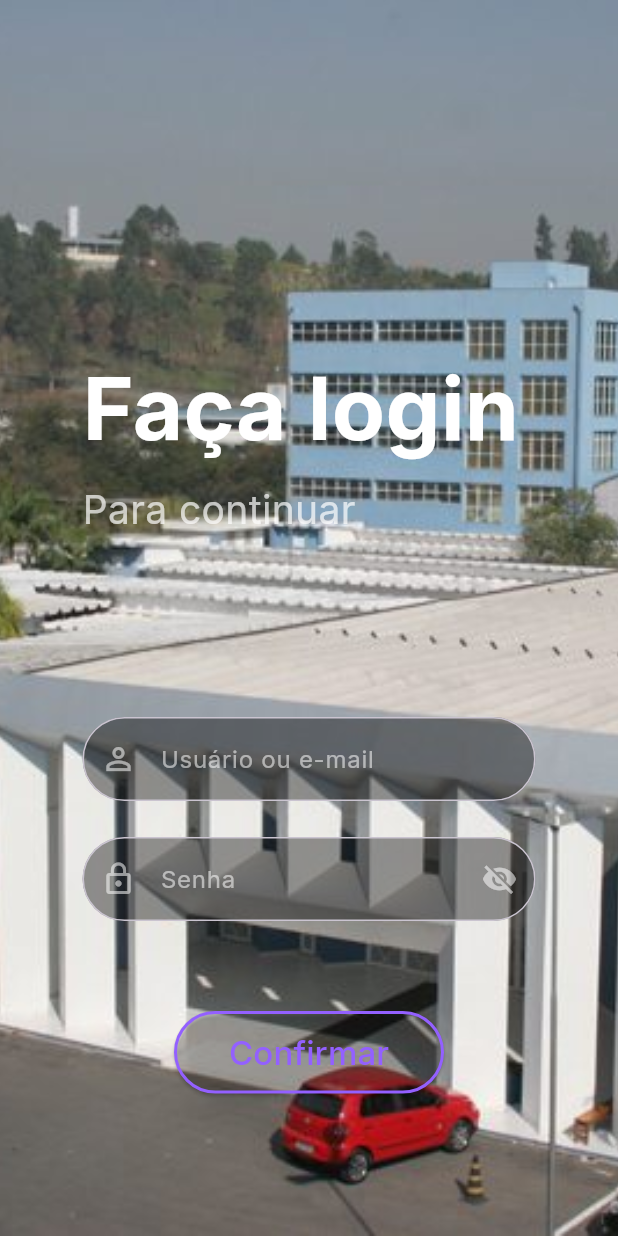
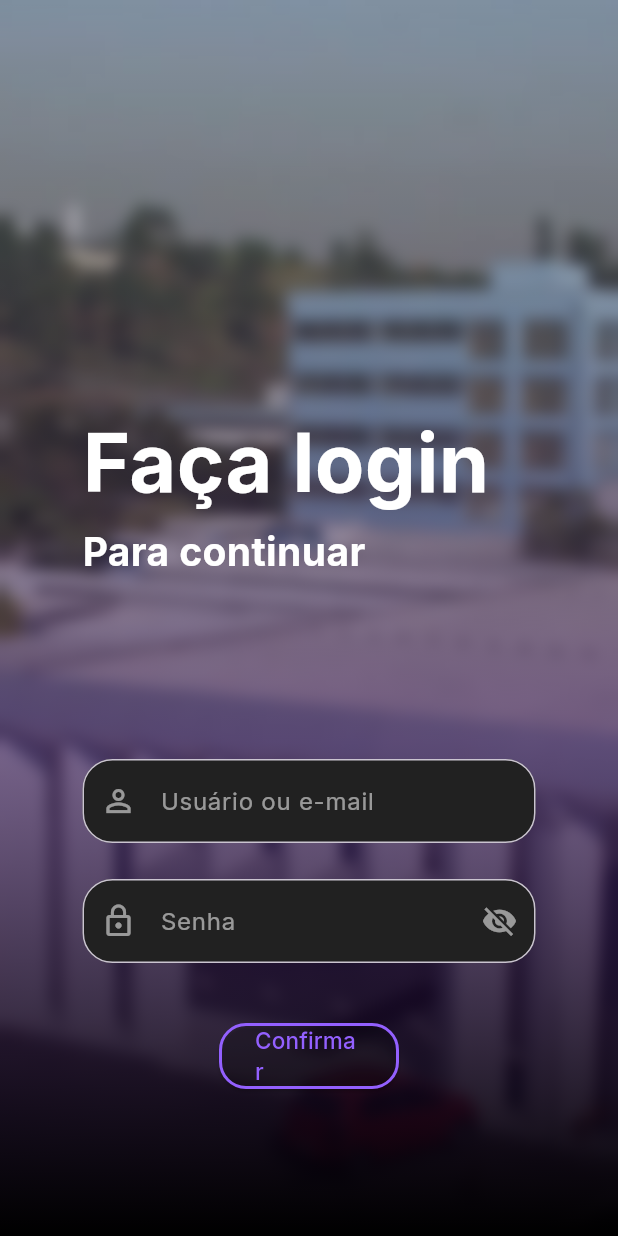
Before and after one commit to manuellaN/gae_app, a Flutter app: the screen it shows after launch, on a phone screen of 412 x 824 dp. Run offline on Flutter 3.47's test engine with Material 3 defaults, Android fonts, the light colour scheme and no system bars; our stand-ins replace google_fonts, image_picker, shared_preferences.

Commit message:
att 10.1

```diff
--- a/lib/pages/home_page.dart
+++ b/lib/pages/home_page.dart
@@ -8,7 +8,7 @@ import '../services/api_service.dart';
 import '../services/auth_storage.dart';
 
 class HomePage extends StatefulWidget {
-  const HomePage({super.key});
+  const HomePage({super.key, required String username});
 
   @override
   State<HomePage> createState() => _HomePageState();
--- a/lib/pages/login_page.dart
+++ b/lib/pages/login_page.dart
@@ -1,3 +1,4 @@
+import 'dart:ui';
 import 'package:flutter/material.dart';
 import 'package:google_fonts/google_fonts.dart';
 import '../services/api_service.dart';
@@ -54,45 +55,78 @@ class _LoginPageState extends State<LoginPage> {
   }
 
   void _showMessage(String message) {
-    ScaffoldMessenger.of(
-      context,
-    ).showSnackBar(SnackBar(content: Text(message)));
+    ScaffoldMessenger.of(context).showSnackBar(
+      SnackBar(content: Text(message)),
+    );
   }
 
   @override
   Widget build(BuildContext context) {
     return Scaffold(
-      body: Container(
-        width: double.infinity,
-        height: double.infinity,
-        decoration: const BoxDecoration(
-          image: DecorationImage(
-            image: AssetImage('assets/login-bg.jpg'),
+      backgroundColor: Colors.transparent, // evita corte preto
+      body: Stack(
+        children: [
+          // Fundo
+          Positioned.fill(
+            child: Image.asset(
+              'assets/login-bg.jpg',
               fit: BoxFit.cover,
+              alignment: Alignment.center,
             ),
           ),
-        child: SafeArea(
+
+          // Gradiente + blur
+          Positioned.fill(
+            child: BackdropFilter(
+              filter: ImageFilter.blur(sigmaX: 5, sigmaY: 5),
+              child: Container(
+                decoration: BoxDecoration(
+                  gradient: LinearGradient(
+                    begin: Alignment.bottomCenter,
+                    end: Alignment.topCenter,
+                    colors: [
+                      Colors.black.withOpacity(1.00),
+                      const Color(0xFF2B0B4E).withOpacity(0.6),
+                      Colors.transparent,
+                    ],
+                    stops: const [0.0, 0.4, 1.0],
+                  ),
+                ),
+              ),
+            ),
+          ),
+
+          // Conteúdo
+          SafeArea(
             child: SingleChildScrollView(
-            padding: const EdgeInsets.symmetric(horizontal: 55, vertical: 70),
+              child: ConstrainedBox(
+                constraints: BoxConstraints(
+                  minHeight: MediaQuery.of(context).size.height,
+                ),
+                child: Padding(
+                  padding: const EdgeInsets.symmetric(
+                    horizontal: 55,
+                    vertical: 70,
+                  ),
                   child: Column(
                     crossAxisAlignment: CrossAxisAlignment.start,
                     children: [
-                const SizedBox(height: 160),
+                      const SizedBox(height: 200),
                       Text(
                         'Faça login',
                         style: GoogleFonts.inter(
-                    fontSize: 58,
+                          fontSize: 54,
                           fontWeight: FontWeight.bold,
                           color: Colors.white,
                         ),
                       ),
-                const SizedBox(height: 8),
+                      const SizedBox(height: 2),
                       Text(
                         'Para continuar',
                         style: GoogleFonts.inter(
                           fontSize: 26,
-                    fontWeight: FontWeight.w400,
-                    color: Colors.white70,
+                          fontWeight: FontWeight.bold,
+                          color: Colors.white,
                         ),
                       ),
                       const SizedBox(height: 120),
@@ -110,10 +144,11 @@ class _LoginPageState extends State<LoginPage> {
                             color: Colors.white54,
                           ),
                           filled: true,
-                    fillColor: Colors.black.withOpacity(0.4),
+                          fillColor: Color(0xFF212121),
                           border: OutlineInputBorder(
-                      borderRadius: BorderRadius.circular(30),
-                      borderSide: const BorderSide(color: Colors.white24),
+                            borderRadius: BorderRadius.circular(20),
+                            borderSide:
+                                const BorderSide(color: Colors.transparent),
                           ),
                         ),
                       ),
@@ -139,24 +174,26 @@ class _LoginPageState extends State<LoginPage> {
                               color: Colors.white54,
                             ),
                             onPressed: () {
-                        setState(() => _obscurePassword = !_obscurePassword);
+                              setState(() =>
+                                  _obscurePassword = !_obscurePassword);
                             },
                           ),
                           filled: true,
-                    fillColor: Colors.black.withOpacity(0.4),
+                          fillColor: Color(0xff212121),
                           border: OutlineInputBorder(
-                      borderRadius: BorderRadius.circular(30),
-                      borderSide: const BorderSide(color: Colors.white24),
+                            borderRadius: BorderRadius.circular(20),
+                            borderSide:
+                                const BorderSide(color: Colors.white24),
                           ),
                         ),
                       ),
-                const SizedBox(height: 60),
+                      const SizedBox(height: 40),
 
                       // Botão de login
                       Center(
                         child: SizedBox(
-                    width: 180,
-                    height: 55,
+                          width: 120,
+                          height: 44,
                           child: ElevatedButton(
                             onPressed: _isLoading ? null : _login,
                             style: ElevatedButton.styleFrom(
@@ -167,14 +204,16 @@ class _LoginPageState extends State<LoginPage> {
                                 width: 2,
                               ),
                               shape: RoundedRectangleBorder(
-                          borderRadius: BorderRadius.circular(30),
+                                borderRadius: BorderRadius.circular(18),
                               ),
                             ),
                             child: _isLoading
-                          ? const CircularProgressIndicator(color: Colors.white)
+                                ? const CircularProgressIndicator(
+                                    color: Colors.white,
+                                  )
                                 : Text(
                                     'Confirmar',
-                              style: GoogleFonts.inter(fontSize: 22),
+                                    style: GoogleFonts.inter(fontSize: 15),
                                   ),
                           ),
                         ),
@@ -184,6 +223,9 @@ class _LoginPageState extends State<LoginPage> {
                 ),
               ),
             ),
+          ),
+        ],
+      ),
     );
   }
 }
```
Lines whose indentation alone changed are shown as unchanged.
